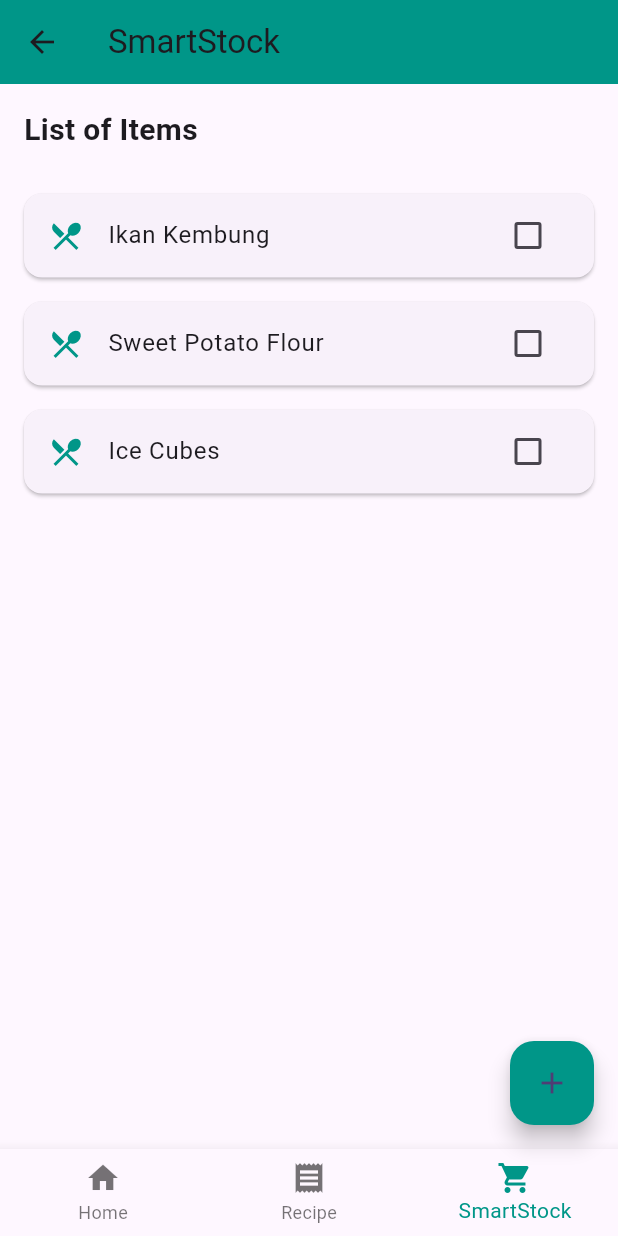
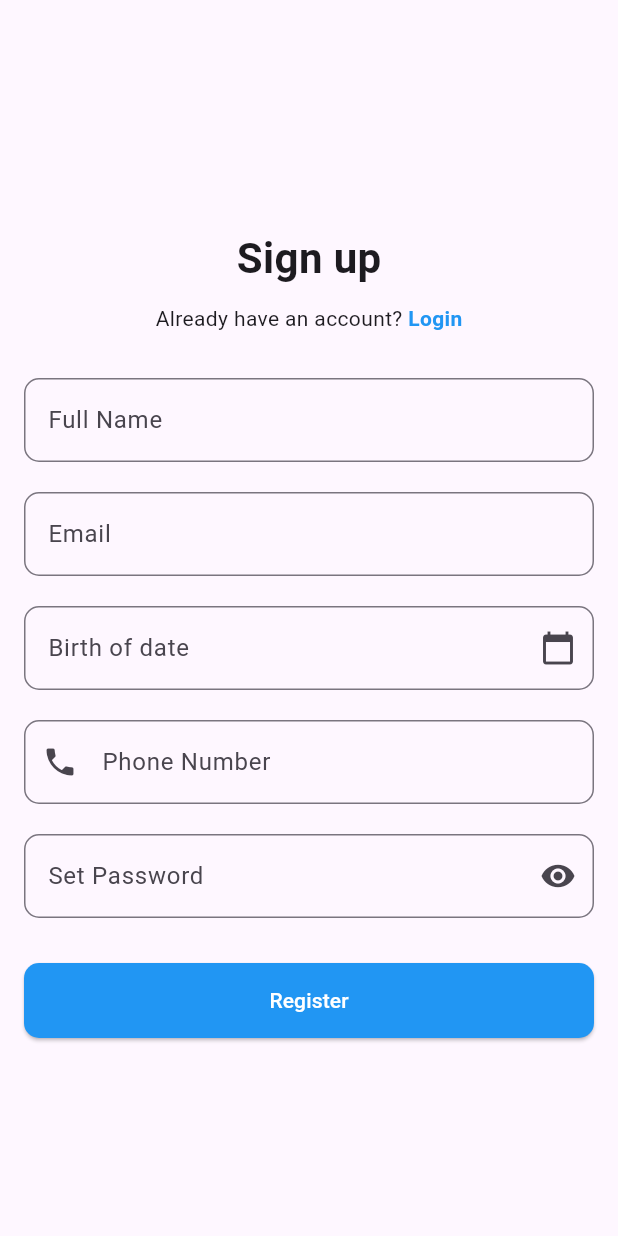
Before and after one commit to FatimaAzZahrah/recipe_suggestion, a Flutter app: the screen it shows after launch, on a phone screen of 412 x 824 dp. Run offline on Flutter 3.47's test engine with Material 3 defaults, Android fonts, the phone set to English and light mode, and no system bars; our stand-ins replace firebase_core; accounts and stored records are empty.

Commit message:
changes in all interface date: 20/11/2024

```diff
--- a/lib/add_item.dart
+++ b/lib/add_item.dart
@@ -159,8 +159,7 @@ class _AddItemPageState extends State<AddItem> {
             ],
           ),
         ),
-      ),
-    //  bottomNavigationBar: BottomNavigationBar(currentIndex: 0),
+      )
     );
   }
 
--- a/lib/main.dart
+++ b/lib/main.dart
@@ -1,5 +1,7 @@
 import 'package:flutter/material.dart';
-import 'package:recipe_suggestion/shop_list.dart';
+//import 'package:recipe_suggestion/shop_list.dart';
+//import 'package:recipe_suggestion/login.dart';
+import 'package:recipe_suggestion/signup.dart';
 //import 'package:recipe_suggestion/instructions.dart';
 //import 'package:recipe_suggestion/suggestion_recipe.dart';
 //import 'package:recipe_suggestion/add_item.dart';
@@ -50,7 +52,7 @@ class MyApp extends StatelessWidget {
         colorScheme: ColorScheme.fromSeed(seedColor: Colors.deepPurple),
         useMaterial3: true,
       ),
-      home: ShopList(),
+      home: SignUp(),
     );
   }
 }
--- a/lib/shop_list.dart
+++ b/lib/shop_list.dart
@@ -1,4 +1,5 @@
 import 'package:flutter/material.dart';
+import 'package:recipe_suggestion/navigationBar.dart';
 
 class ShopList extends StatefulWidget {
   @override
@@ -11,6 +12,14 @@ class _ShopListState extends State<ShopList> {
     {'name': 'Sweet Potato Flour', 'isSelected': false},
     {'name': 'Ice Cubes', 'isSelected': false},
   ];
+
+  int _selectedIndex = 2;
+
+  void _onItemTapped(int index){
+    setState(() {
+      _selectedIndex = index;
+    });
+  }
 
   @override
   Widget build(BuildContext context) {
@@ -72,23 +81,27 @@ class _ShopListState extends State<ShopList> {
         child: const Icon(Icons.add),
         backgroundColor: Colors.teal,
       ),
-      bottomNavigationBar: BottomNavigationBar(
-        currentIndex: 2,
-        selectedItemColor: Colors.teal,
-        items: const [
-          BottomNavigationBarItem(
-            icon: Icon(Icons.home),
-            label: 'Home',
-          ),
-          BottomNavigationBarItem(
-            icon: Icon(Icons.receipt),
-            label: 'Recipe',
-          ),
-          BottomNavigationBarItem(
-            icon: Icon(Icons.shopping_cart),
-            label: 'SmartStock',
-          ),
-        ],
+      // bottomNavigationBar: BottomNavigationBar(
+      //   currentIndex: 2,
+      //   selectedItemColor: Colors.teal,
+      //   items: const [
+      //     BottomNavigationBarItem(
+      //       icon: Icon(Icons.home),
+      //       label: 'Home',
+      //     ),
+      //     BottomNavigationBarItem(
+      //       icon: Icon(Icons.receipt),
+      //       label: 'Recipe',
+      //     ),
+      //     BottomNavigationBarItem(
+      //       icon: Icon(Icons.shopping_cart),
+      //       label: 'SmartStock',
+      //     ),
+      //   ],
+      // ),
+       bottomNavigationBar: SharedBottomNavigationBar(
+        currentIndex: _selectedIndex,
+        onTap: _onItemTapped,
       ),
     );
   }
--- /dev/null
+++ b/lib/signup.dart
@@ -0,0 +1,124 @@
+import 'package:flutter/material.dart';
+import 'package:recipe_suggestion/login.dart';
+
+class SignUp extends StatelessWidget {
+  @override
+  Widget build(BuildContext context) {
+    return Scaffold(
+      body: Center(
+        child: SingleChildScrollView(
+          child: Padding(
+            padding: const EdgeInsets.all(16.0),
+            child: Column(
+              mainAxisAlignment: MainAxisAlignment.center,
+              children: [
+                const SizedBox(height: 20),
+                const Text(
+                  'Sign up',
+                  style: TextStyle(
+                    fontSize: 28,
+                    fontWeight: FontWeight.bold,
+                  ),
+                ),
+                const SizedBox(height: 10),
+                Row(
+                  mainAxisAlignment: MainAxisAlignment.center,
+                  children: [
+                    const Text("Already have an account? "),
+                    GestureDetector(
+                      onTap: () {
+                        // Navigate to Login page
+                        // Navigator.pop(context);
+                        Navigator.push(
+                          context,
+                          MaterialPageRoute(builder: (context) => Login()),
+                        );
+                      },
+                      child: const Text(
+                        'Login',
+                        style: TextStyle(
+                          color: Colors.blue,
+                          fontWeight: FontWeight.bold,
+                        ),
+                      ),
+                    ),
+                  ],
+                ),
+                const SizedBox(height: 30),
+                TextField(
+                  decoration: InputDecoration(
+                    labelText: 'Full Name',
+                    border: OutlineInputBorder(
+                      borderRadius: BorderRadius.circular(10.0),
+                    ),
+                  ),
+                ),
+                const SizedBox(height: 20),
+                TextField(
+                  decoration: InputDecoration(
+                    labelText: 'Email',
+                    border: OutlineInputBorder(
+                      borderRadius: BorderRadius.circular(10.0),
+                    ),
+                  ),
+                ),
+                const SizedBox(height: 20),
+                TextField(
+                  decoration: InputDecoration(
+                    labelText: 'Birth of date',
+                    border: OutlineInputBorder(
+                      borderRadius: BorderRadius.circular(10.0),
+                    ),
+                    suffixIcon: Icon(Icons.calendar_today),
+                  ),
+                ),
+                const SizedBox(height: 20),
+                TextField(
+                  decoration: InputDecoration(
+                    labelText: 'Phone Number',
+                    border: OutlineInputBorder(
+                      borderRadius: BorderRadius.circular(10.0),
+                    ),
+                    prefixIcon: Icon(Icons.phone),
+                  ),
+                ),
+                const SizedBox(height: 20),
+                TextField(
+                  obscureText: true,
+                  decoration: InputDecoration(
+                    labelText: 'Set Password',
+                    border: OutlineInputBorder(
+                      borderRadius: BorderRadius.circular(10.0),
+                    ),
+                    suffixIcon: Icon(Icons.visibility),
+                  ),
+                ),
+                const SizedBox(height: 30),
+                SizedBox(
+                  width: double.infinity,
+                  child: ElevatedButton(
+                    onPressed: () {
+                      // Navigate back to Login page after registration
+                      // Navigator.pop(context);
+                      Navigator.push(
+                          context,
+                          MaterialPageRoute(builder: (context) => Login()),
+                        );
+                    },
+                    child: const Text('Register', style: TextStyle(color: Colors.white)),
+                    style: ElevatedButton.styleFrom(
+                      padding: const EdgeInsets.symmetric(vertical: 15.0), backgroundColor: Colors.blue,
+                      shape: RoundedRectangleBorder(
+                        borderRadius: BorderRadius.circular(10.0),
+                      ),
+                    ),
+                  ),
+                ),
+              ],
+            ),
+          ),
+        ),
+      ),
+    );
+  }
+}
--- a/pubspec.yaml
+++ b/pubspec.yaml
@@ -64,8 +64,8 @@ flutter:
   uses-material-design: true
 
   # To add assets to your application, add an assets section, like this:
-  # assets:
-  #   - images/a_dot_burr.jpeg
+  assets:
+    - assets/logo.png
   #   - images/a_dot_ham.jpeg
 
   # An image asset can refer to one or more resolution-specific "variants", see
```
Also changed, not shown: lib/custom_item.dart (+115 -0 lines), lib/homepage.dart (+17 -16 lines), lib/instructions.dart (+37 -20 lines), lib/login.dart (added, +120 -0 lines), lib/navigationBar.dart (added, +52 -0 lines), lib/suggestion_recipe.dart (+38 -18 lines), assets/logo.png (added).
